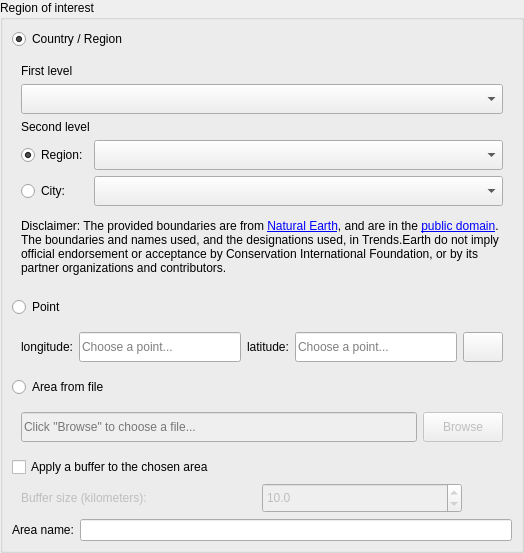
This is LDMP/gui/WidgetSelectArea.ui in ConservationInternational/trends.earth as Qt 5 draws it before an edit. The edited form follows.
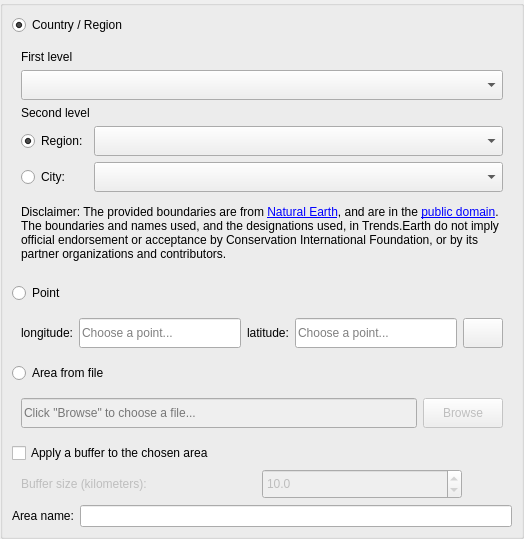
This is the edited form.

Patch:
```diff
--- a/LDMP/gui/WidgetSelectArea.ui
+++ b/LDMP/gui/WidgetSelectArea.ui
@@ -32,7 +32,7 @@
       </sizepolicy>
      </property>
      <property name="title">
-      <string>Region of interest</string>
+      <string/>
      </property>
      <layout class="QVBoxLayout" name="verticalLayout_4">
       <item>
```
Left out of the diff: 22 changed lines with no effect on the pictures.
